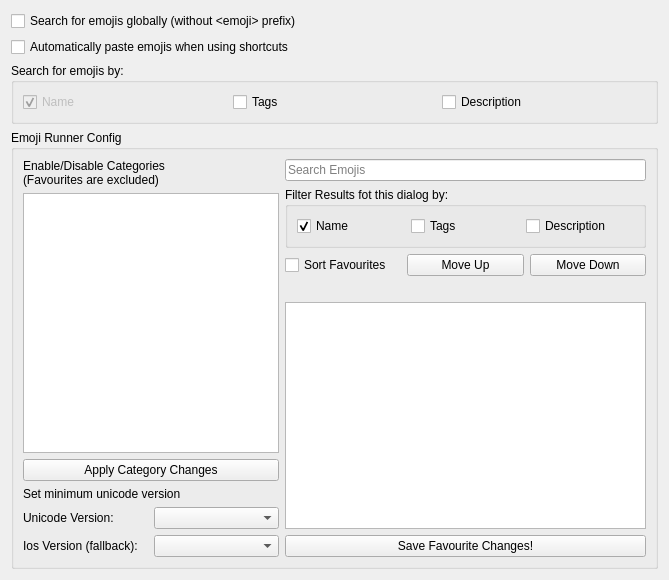
Qt form src/config/emojirunner_config.ui (alex1701c/EmojiRunner) before a commit.
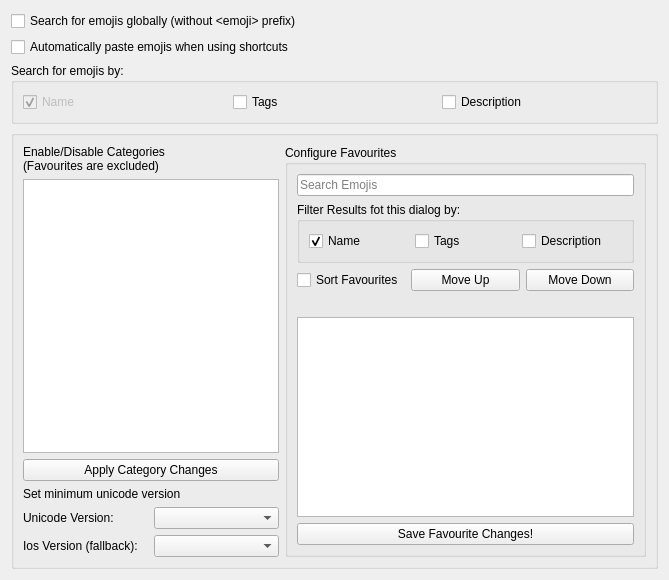
The same form after that commit.

Commit message: Redesign UI of config dialog

```diff
--- a/src/config/emojirunner_config.ui
+++ b/src/config/emojirunner_config.ui
@@ -83,7 +83,7 @@
       <enum>Qt::LeftToRight</enum>
      </property>
      <property name="title">
-      <string>Emoji Runner Config</string>
+      <string/>
      </property>
      <layout class="QHBoxLayout" name="horizontalLayout">
       <item>
@@ -155,8 +155,16 @@
        </layout>
       </item>
       <item>
+       <layout class="QHBoxLayout" name="horizontalLayout_10">
+        <item>
        <layout class="QVBoxLayout" name="verticalLayout_3">
         <item>
+           <widget class="QGroupBox" name="groupBox">
+            <property name="title">
+             <string>Configure Favourites</string>
+            </property>
+            <layout class="QVBoxLayout" name="verticalLayout_5">
+             <item>
          <layout class="QVBoxLayout" name="verticalLayout_6">
           <item>
            <layout class="QHBoxLayout" name="horizontalLayout_5">
@@ -169,13 +177,21 @@
             </item>
            </layout>
           </item>
+              </layout>
+             </item>
           <item>
            <layout class="QHBoxLayout" name="horizontalLayout_4">
             <item>
              <widget class="QGroupBox" name="favouriteFilterGroupBox">
+                 <property name="enabled">
+                  <bool>true</bool>
+                 </property>
               <property name="title">
                <string>Filter Results fot this dialog by:</string>
               </property>
+                 <property name="flat">
+                  <bool>true</bool>
+                 </property>
               <layout class="QHBoxLayout" name="horizontalLayout_6">
                <item>
                 <widget class="QCheckBox" name="favouriteFilterName">
@@ -209,8 +225,6 @@
             </item>
            </layout>
           </item>
-         </layout>
-        </item>
         <item>
          <layout class="QHBoxLayout" name="horizontalLayout_8">
           <item>
@@ -252,6 +266,11 @@
            <string>Save Favourite Changes!</string>
           </property>
          </widget>
+             </item>
+            </layout>
+           </widget>
+          </item>
+         </layout>
         </item>
        </layout>
       </item>
```
Lines whose indentation alone changed are shown as unchanged.
